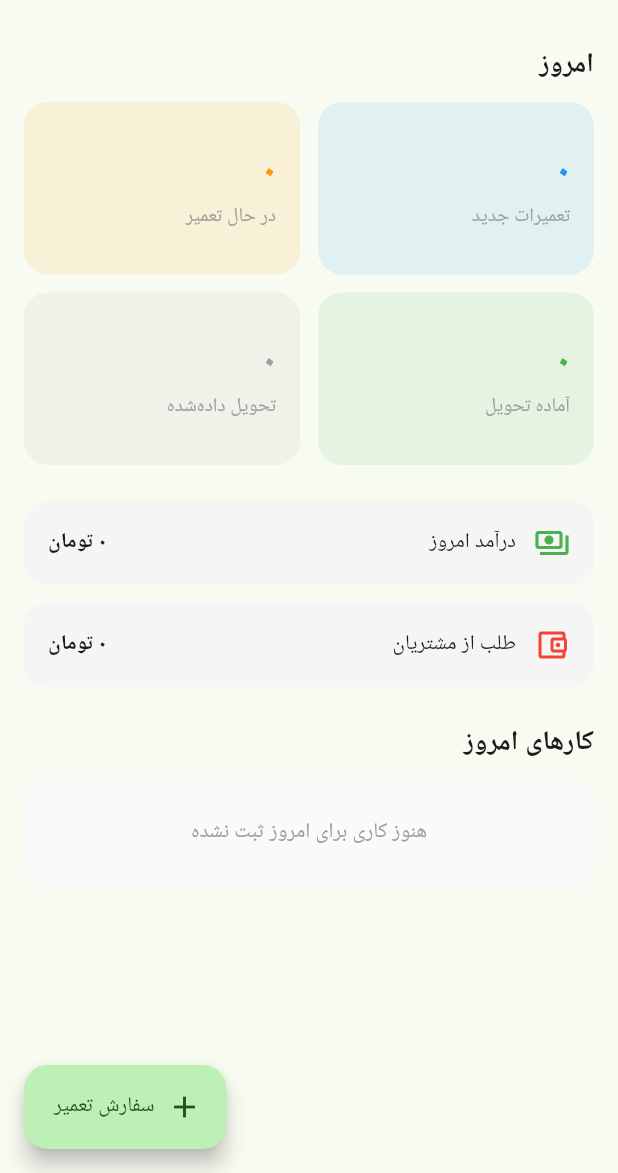
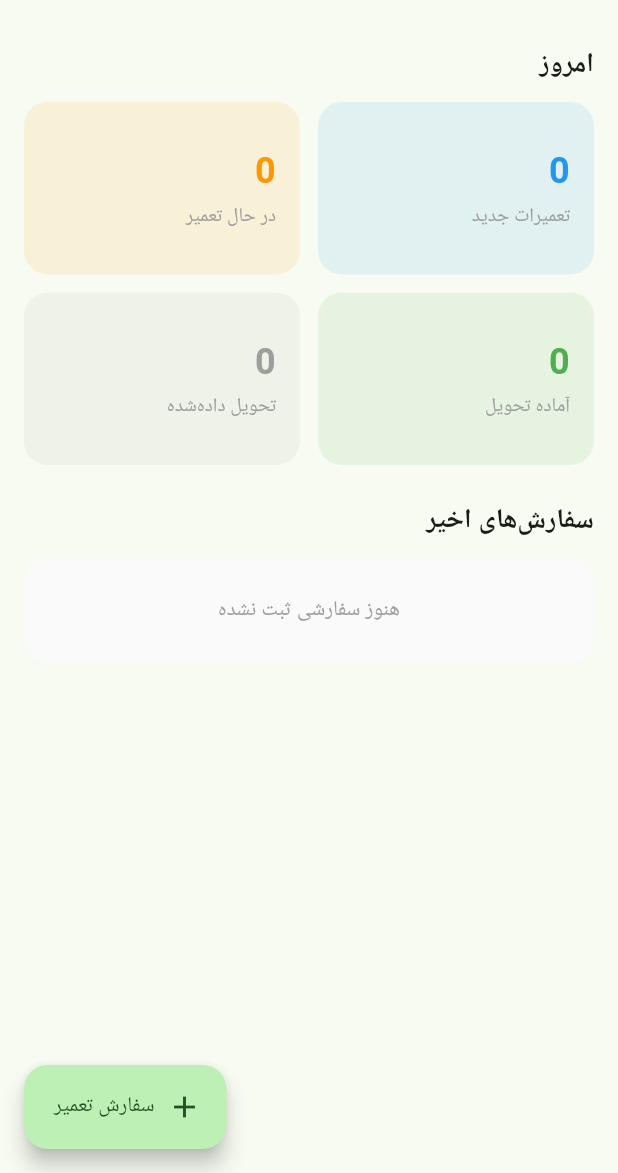
Before and after one commit to Reza1162/tamirino, a Flutter app: the DashboardPage screen opened directly, on a phone screen of 412 x 824 dp, the part 63-1236 px from its top. Run offline on Flutter 3.47's test engine with Material 3 defaults, Android fonts, the phone set to English and light mode, and no system bars; our stand-ins replace drift, sqlite3_flutter_libs; accounts and stored records are empty; generated files the repository leaves out were written again.

Commit message:
feat: connect onboarding and dashboard to local database

```diff
--- /dev/null
+++ b/lib/data/local/db_provider.dart
@@ -0,0 +1,7 @@
+import 'database.dart';
+import '../repositories/app_repository.dart';
+
+class DbProvider {
+  static final AppDatabase database = AppDatabase();
+  static final AppRepository repository = AppRepository(database);
+}
--- a/lib/features/dashboard/dashboard_page.dart
+++ b/lib/features/dashboard/dashboard_page.dart
@@ -1,4 +1,6 @@
 import 'package:flutter/material.dart';
+import '../../data/local/database.dart';
+import '../../data/local/db_provider.dart';
 
 class DashboardPage extends StatelessWidget {
   const DashboardPage({super.key});
@@ -7,7 +9,16 @@ class DashboardPage extends StatelessWidget {
   Widget build(BuildContext context) {
     return Scaffold(
       appBar: AppBar(title: const Text('تعمیرینو')),
-      body: ListView(
+      body: StreamBuilder<List<RepairOrder>>(
+        stream: DbProvider.repository.watchRepairOrders(),
+        builder: (context, snapshot) {
+          final orders = snapshot.data ?? [];
+          final newCount = orders.where((o) => o.status == 'registered').length;
+          final inProgress = orders.where((o) => o.status == 'in_progress').length;
+          final ready = orders.where((o) => o.status == 'ready').length;
+          final delivered = orders.where((o) => o.status == 'delivered').length;
+
+          return ListView(
             padding: const EdgeInsets.all(16),
             children: [
               const Text('امروز',
@@ -20,39 +31,54 @@ class DashboardPage extends StatelessWidget {
                 mainAxisSpacing: 12,
                 crossAxisSpacing: 12,
                 childAspectRatio: 1.6,
-            children: const [
-              _StatCard(label: 'تعمیرات جدید', value: '۰', color: Colors.blue),
-              _StatCard(label: 'در حال تعمیر', value: '۰', color: Colors.orange),
-              _StatCard(label: 'آماده تحویل', value: '۰', color: Colors.green),
-              _StatCard(label: 'تحویل داده‌شده', value: '۰', color: Colors.grey),
+                children: [
+                  _StatCard(label: 'تعمیرات جدید', value: '$newCount', color: Colors.blue),
+                  _StatCard(label: 'در حال تعمیر', value: '$inProgress', color: Colors.orange),
+                  _StatCard(label: 'آماده تحویل', value: '$ready', color: Colors.green),
+                  _StatCard(label: 'تحویل داده‌شده', value: '$delivered', color: Colors.grey),
                 ],
               ),
               const SizedBox(height: 24),
-          _InfoRow(
-            icon: Icons.payments_outlined,
-            title: 'درآمد امروز',
-            value: '۰ تومان',
-            color: Colors.green,
-          ),
-          const SizedBox(height: 12),
-          _InfoRow(
-            icon: Icons.account_balance_wallet_outlined,
-            title: 'طلب از مشتریان',
-            value: '۰ تومان',
-            color: Colors.red,
-          ),
-          const SizedBox(height: 24),
-          const Text('کارهای امروز',
+              const Text('سفارش‌های اخیر',
                   style: TextStyle(fontSize: 18, fontWeight: FontWeight.bold)),
               const SizedBox(height: 12),
-          const _EmptyTasks(),
+              if (orders.isEmpty)
+                Container(
+                  padding: const EdgeInsets.all(24),
+                  alignment: Alignment.center,
+                  decoration: BoxDecoration(
+                    color: Colors.grey.shade50,
+                    borderRadius: BorderRadius.circular(16),
+                  ),
+                  child: const Text('هنوز سفارشی ثبت نشده',
+                      style: TextStyle(color: Colors.grey)),
+                )
+              else
+                ...orders.reversed.map((order) => Container(
+                      margin: const EdgeInsets.only(bottom: 8),
+                      padding: const EdgeInsets.all(16),
+                      decoration: BoxDecoration(
+                        color: Colors.grey.shade100,
+                        borderRadius: BorderRadius.circular(16),
+                      ),
+                      child: Row(
+                        children: [
+                          const Icon(Icons.build_outlined),
+                          const SizedBox(width: 12),
+                          Expanded(child: Text(order.issueDescription)),
+                          Text('#${order.id}'),
+                        ],
+                      ),
+                    )),
               const SizedBox(height: 80),
             ],
+          );
+        },
       ),
       floatingActionButton: FloatingActionButton.extended(
         onPressed: () {
           ScaffoldMessenger.of(context).showSnackBar(
-            const SnackBar(content: Text('این بخش در مرحله بعد فعال می‌شود')),
+            const SnackBar(content: Text('فرم ثبت سفارش در مرحله بعد اضافه می‌شود')),
           );
         },
         icon: const Icon(Icons.add),
@@ -91,56 +117,3 @@ class _StatCard extends StatelessWidget {
     );
   }
 }
-
-class _InfoRow extends StatelessWidget {
-  final IconData icon;
-  final String title;
-  final String value;
-  final Color color;
-
-  const _InfoRow({
-    required this.icon,
-    required this.title,
-    required this.value,
-    required this.color,
-  });
-
-  @override
-  Widget build(BuildContext context) {
-    return Container(
-      padding: const EdgeInsets.all(16),
-      decoration: BoxDecoration(
-        color: Colors.grey.shade100,
-        borderRadius: BorderRadius.circular(16),
-      ),
-      child: Row(
-        children: [
-          Icon(icon, color: color),
-          const SizedBox(width: 12),
-          Expanded(child: Text(title)),
-          Text(value, style: const TextStyle(fontWeight: FontWeight.bold)),
-        ],
-      ),
-    );
-  }
-}
-
-class _EmptyTasks extends StatelessWidget {
-  const _EmptyTasks();
-
-  @override
-  Widget build(BuildContext context) {
-    return Container(
-      padding: const EdgeInsets.all(24),
-      alignment: Alignment.center,
-      decoration: BoxDecoration(
-        color: Colors.grey.shade50,
-        borderRadius: BorderRadius.circular(16),
-      ),
-      child: const Text(
-        'هنوز کاری برای امروز ثبت نشده',
-        style: TextStyle(color: Colors.grey),
-      ),
-    );
-  }
-}
```
Also changed, not shown: lib/data/repositories/app_repository.dart (added, +83 -0 lines), 1 other file. Lines whose indentation alone changed are shown as unchanged.
